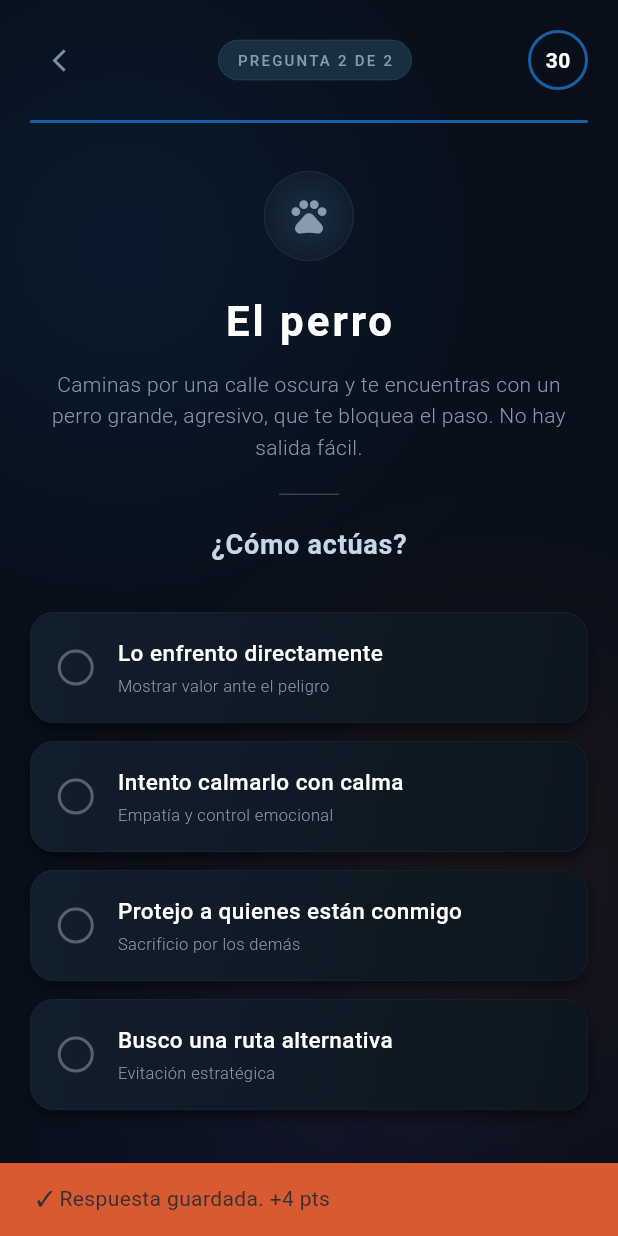
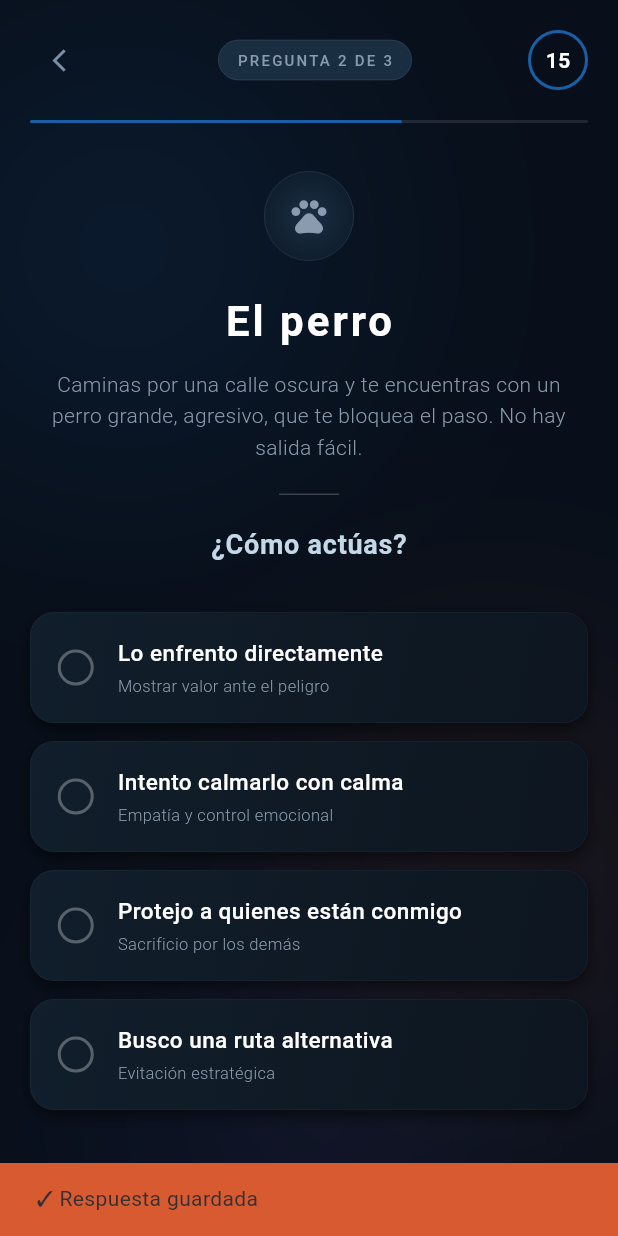
Before and after one commit to buttercup23202/App-Divertest, a Flutter app: the TestScreen screen opened directly, after a tap on "Tomo el cuchillo", on a phone screen of 412 x 824 dp. Run offline on Flutter 3.47's test engine with Material 3 defaults, Android fonts, the phone set to English and light mode, and no system bars.

Commit message:
Tercera pregunta

```diff
--- a/lib/screens/test_screen.dart
+++ b/lib/screens/test_screen.dart
@@ -11,10 +11,10 @@ class TestScreen extends StatefulWidget {
 class _TestScreenState extends State<TestScreen> {
   int selectedOption = -1;
   int currentQuestion = 1;
-  final int totalQuestions = 2;
+  final int totalQuestions = 3;
 
   Timer? _timer;
-  int _timeRemaining = 30;
+  int _timeRemaining = 15;
   bool _isAnswered = false;
 
   // Puntuación acumulada
@@ -35,7 +35,7 @@ class _TestScreenState extends State<TestScreen> {
       'description': 'Frente a ti hay una mesa con tres objetos: un cuchillo, un libro y una mano extendida.',
       'question': '¿Qué haces?',
       'imageIcon': Icons.table_restaurant,
-      'timeLimit': 30,
+      'timeLimit': 15,
       'options': [
         {
           'text': 'Tomo el cuchillo',
@@ -69,7 +69,7 @@ class _TestScreenState extends State<TestScreen> {
       'description': 'Caminas por una calle oscura y te encuentras con un perro grande, agresivo, que te bloquea el paso. No hay salida fácil.',
       'question': '¿Cómo actúas?',
       'imageIcon': Icons.pets,
-      'timeLimit': 30,
+      'timeLimit': 15,
       'options': [
         {
           'text': 'Lo enfrento directamente',
@@ -94,6 +94,40 @@ class _TestScreenState extends State<TestScreen> {
           'description': 'Evitación estratégica',
           'factionPoints': {'Erudición': 2, 'Verdad': 1},
           'color': Color(0xFF185FA5),
+        },
+      ],
+    },
+    {
+      'id': 'P3a',
+      'title': '5 vs 1',
+      'description': 'Una situación extrema. Tienes que elegir entre salvar a cinco desconocidos o salvar a una persona que conoces y amas.',
+      'question': '¿Qué decides?',
+      'imageIcon': Icons.balance,
+      'timeLimit': 15,
+      'options': [
+        {
+          'text': 'Salvo a los cinco',
+          'description': 'El bien común por encima de todo',
+          'factionPoints': {'Erudición': 3, 'Abnegación': 2},
+          'color': Color(0xFF185FA5),
+        },
+        {
+          'text': 'Salvo al conocido',
+          'description': 'La lealtad personal es más importante',
+          'factionPoints': {'Amabilidad': 3, 'Osadía': 1},
+          'color': Color(0xFF3B6D11),
+        },
+        {
+          'text': 'Intento salvar a todos',
+          'description': 'No acepto límites, busco otra solución',
+          'factionPoints': {'Osadía': 3, 'Divergente': 2},
+          'color': Color(0xFFD85A30),
+        },
+        {
+          'text': 'Me paralizo, no puedo decidir',
+          'description': 'La verdad me abruma',
+          'factionPoints': {'Verdad': 3, 'Amabilidad': 1},
+          'color': Color(0xFF534AB7),
         },
       ],
     },
@@ -138,13 +172,13 @@ class _TestScreenState extends State<TestScreen> {
 
     ScaffoldMessenger.of(context).showSnackBar(
       const SnackBar(
-        content: Text('⏰ Tiempo agotado. Pasando a la siguiente pregunta...'),
+        content: Text('⏰ Tiempo agotado'),
         backgroundColor: Color(0xFFD85A30),
-        duration: Duration(seconds: 2),
+        duration: Duration(seconds: 1),
       ),
     );
 
-    Future.delayed(const Duration(seconds: 2), () {
+    Future.delayed(const Duration(seconds: 1), () {
       if (currentQuestion < totalQuestions) {
         _goToNextQuestion();
       } else {
@@ -159,30 +193,29 @@ class _TestScreenState extends State<TestScreen> {
     final option = currentQuestionData['options'][index];
     final points = option['factionPoints'] as Map<String, int>;
     final Color optionColor = option['color'] as Color;
-    final int pointsValue = points.values.first;
 
     setState(() {
       selectedOption = index;
       _isAnswered = true;
       _timer?.cancel();
 
-      // Acumular puntos
+      // Acumular puntos (sin mostrar mensaje)
       points.forEach((faction, value) {
         totalPoints[faction] = (totalPoints[faction] ?? 0) + value;
       });
     });
 
-    // Mostrar feedback con la variable correcta
+    // Mostrar solo feedback visual sin puntos
     ScaffoldMessenger.of(context).showSnackBar(
       SnackBar(
-        content: Text('✓ Respuesta guardada. +$pointsValue pts'),
+        content: const Text('✓ Respuesta guardada'),
         backgroundColor: optionColor,
-        duration: const Duration(seconds: 1),
+        duration: const Duration(milliseconds: 800),
       ),
     );
 
-    // Esperar un momento y pasar a la siguiente
-    Future.delayed(const Duration(seconds: 1), () {
+    // Esperar y pasar a la siguiente
+    Future.delayed(const Duration(milliseconds: 800), () {
       if (currentQuestion < totalQuestions) {
         _goToNextQuestion();
       } else {
@@ -204,7 +237,7 @@ class _TestScreenState extends State<TestScreen> {
     // Encontrar la facción con mayor puntuación
     String topFaction = totalPoints.entries.reduce((a, b) => a.value > b.value ? a : b).key;
 
-    // Verificar si es Divergente (puntuación alta en 2+ facciones)
+    // Verificar si es Divergente (puntuación en 2+ facciones)
     int highScoresCount = totalPoints.values.where((score) => score >= 4).length;
     bool isDivergent = highScoresCount >= 2;
 
@@ -259,9 +292,9 @@ class _TestScreenState extends State<TestScreen> {
                   color: Colors.white.withOpacity(0.1),
                 ),
                 const SizedBox(height: 16),
-                Text(
+                const Text(
                   'Puntuación obtenida:',
-                  style: const TextStyle(
+                  style: TextStyle(
                     fontSize: 12,
                     color: Color(0xFF8899AA),
                   ),
@@ -302,8 +335,8 @@ class _TestScreenState extends State<TestScreen> {
                   child: ElevatedButton(
                     onPressed: () {
                       Navigator.pop(context);
-                      Navigator.pop(context); // Volver a FaccionesScreen
-                      Navigator.pop(context); // Volver a WelcomeScreen
+                      Navigator.pop(context);
+                      Navigator.pop(context);
                     },
                     style: ElevatedButton.styleFrom(
                       backgroundColor: isDivergent
@@ -354,22 +387,18 @@ class _TestScreenState extends State<TestScreen> {
       backgroundColor: const Color(0xFF080F1A),
       body: Stack(
         children: [
-          // Fondo con círculos difusos
           CustomPaint(
             size: MediaQuery.of(context).size,
             painter: TestBackgroundPainter(),
           ),
 
-          // Contenido principal
           SafeArea(
             child: Column(
               children: [
-                // Header con progreso y tiempo
                 Padding(
                   padding: const EdgeInsets.fromLTRB(20, 16, 20, 0),
                   child: Row(
                     children: [
-                      // Botón de volver
                       IconButton(
                         onPressed: _isAnswered ? null : () {
                           _timer?.cancel();
@@ -384,7 +413,6 @@ class _TestScreenState extends State<TestScreen> {
                         ),
                       ),
                       const Spacer(),
-                      // Indicador de pregunta
                       Container(
                         padding: const EdgeInsets.symmetric(
                           horizontal: 12,
@@ -409,14 +437,13 @@ class _TestScreenState extends State<TestScreen> {
                         ),
                       ),
                       const Spacer(),
-                      // Timer circular
                       Container(
                         width: 40,
                         height: 40,
                         decoration: BoxDecoration(
                           shape: BoxShape.circle,
                           border: Border.all(
-                            color: _timeRemaining < 10
+                            color: _timeRemaining < 5
                                 ? const Color(0xFFD85A30)
                                 : const Color(0xFF185FA5),
                             width: 2,
@@ -428,7 +455,7 @@ class _TestScreenState extends State<TestScreen> {
                             style: TextStyle(
                               fontSize: 14,
                               fontWeight: FontWeight.bold,
-                              color: _timeRemaining < 10
+                              color: _timeRemaining < 5
                                   ? const Color(0xFFD85A30)
                                   : Colors.white,
                             ),
@@ -441,7 +468,6 @@ class _TestScreenState extends State<TestScreen> {
 
                 const SizedBox(height: 16),
 
-                // Barra de progreso
                 Padding(
                   padding: const EdgeInsets.symmetric(horizontal: 20),
                   child: LinearProgressIndicator(
@@ -457,12 +483,10 @@ class _TestScreenState extends State<TestScreen> {
 
                 const SizedBox(height: 32),
 
-                // Título de la pregunta
                 Padding(
                   padding: const EdgeInsets.symmetric(horizontal: 20),
                   child: Column(
                     children: [
-                      // Icono decorativo
                       Container(
                         width: 60,
                         height: 60,
@@ -528,7 +552,6 @@ class _TestScreenState extends State<TestScreen> {
 
                 const SizedBox(height: 32),
 
-                // Opciones de respuesta
                 Expanded(
                   child: ListView.separated(
                     padding: const EdgeInsets.symmetric(horizontal: 20),
@@ -594,7 +617,6 @@ class _TestScreenState extends State<TestScreen> {
                               ),
                               child: Row(
                                 children: [
-                                  // Indicador circular de selección
                                   Container(
                                     width: 24,
                                     height: 24,
@@ -621,7 +643,6 @@ class _TestScreenState extends State<TestScreen> {
                                         : null,
                                   ),
                                   const SizedBox(width: 16),
-                                  // Texto de la opción
                                   Expanded(
                                     child: Column(
                                       crossAxisAlignment: CrossAxisAlignment.start,
@@ -651,7 +672,6 @@ class _TestScreenState extends State<TestScreen> {
                                       ],
                                     ),
                                   ),
-                                  // Check indicador
                                   if (isSelected)
                                     Icon(
                                       Icons.check_circle,
@@ -668,7 +688,6 @@ class _TestScreenState extends State<TestScreen> {
                   ),
                 ),
 
-                // Espacio inferior
                 const SizedBox(height: 20),
               ],
             ),
@@ -679,7 +698,6 @@ class _TestScreenState extends State<TestScreen> {
   }
 }
 
-// Painter para círculos difusos del test
 class TestBackgroundPainter extends CustomPainter {
   @override
   void paint(Canvas canvas, Size size) {
```
